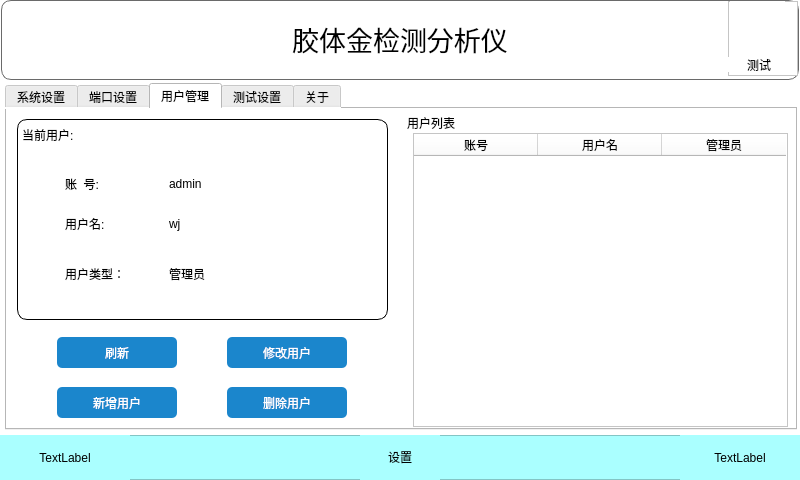
Qt form ui/set_ui.ui (511aj/Linux_pyqt_CCD) before a commit.
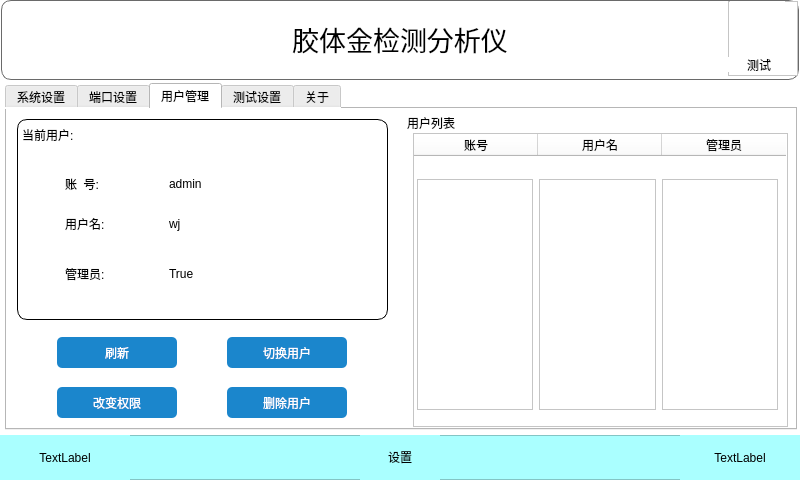
The same form after that commit. The open tabs and pages were chosen to show the change. Icons and pictures are not drawn.

Commit message: 1. 增加用户管理功能 2. 增加权限管理功能 3. 优化代码结构

The edit to the form file:
```diff
--- a/ui/set_ui.ui
+++ b/ui/set_ui.ui
@@ -1109,7 +1109,7 @@
        </rect>
       </property>
       <property name="text">
-       <string>用户类型：</string>
+       <string>管理员:</string>
       </property>
      </widget>
      <widget class="QLabel" name="label_25">
@@ -1148,7 +1148,7 @@
        </rect>
       </property>
       <property name="text">
-       <string>管理员</string>
+       <string>True</string>
       </property>
      </widget>
     </widget>
@@ -1187,7 +1187,7 @@
         </string>
      </property>
      <property name="text">
-      <string>新增用户</string>
+      <string>改变权限</string>
      </property>
     </widget>
     <widget class="QPushButton" name="pushButton_15">
@@ -1225,7 +1225,7 @@
         </string>
      </property>
      <property name="text">
-      <string>修改用户</string>
+      <string>切换用户</string>
      </property>
     </widget>
     <widget class="QTableWidget" name="tableWidget">
@@ -1269,6 +1269,37 @@
       <string>用户列表</string>
      </property>
     </widget>
+    <widget class="QWidget" name="widget" native="true">
+     <property name="geometry">
+      <rect>
+       <x>410</x>
+       <y>60</y>
+       <width>361</width>
+       <height>251</height>
+      </rect>
+     </property>
+     <widget class="QWidget" name="">
+      <property name="geometry">
+       <rect>
+        <x>0</x>
+        <y>10</y>
+        <width>361</width>
+        <height>231</height>
+       </rect>
+      </property>
+      <layout class="QHBoxLayout" name="horizontalLayout">
+       <item>
+        <widget class="QListWidget" name="act_widget"/>
+       </item>
+       <item>
+        <widget class="QListWidget" name="name_widget"/>
+       </item>
+       <item>
+        <widget class="QListWidget" name="is_widget"/>
+       </item>
+      </layout>
+     </widget>
+    </widget>
    </widget>
    <widget class="QWidget" name="tab_5">
     <attribute name="title">
```
Left out of the diff: 14 changed lines with no effect on the pictures. The commit also changes 7 other files.
